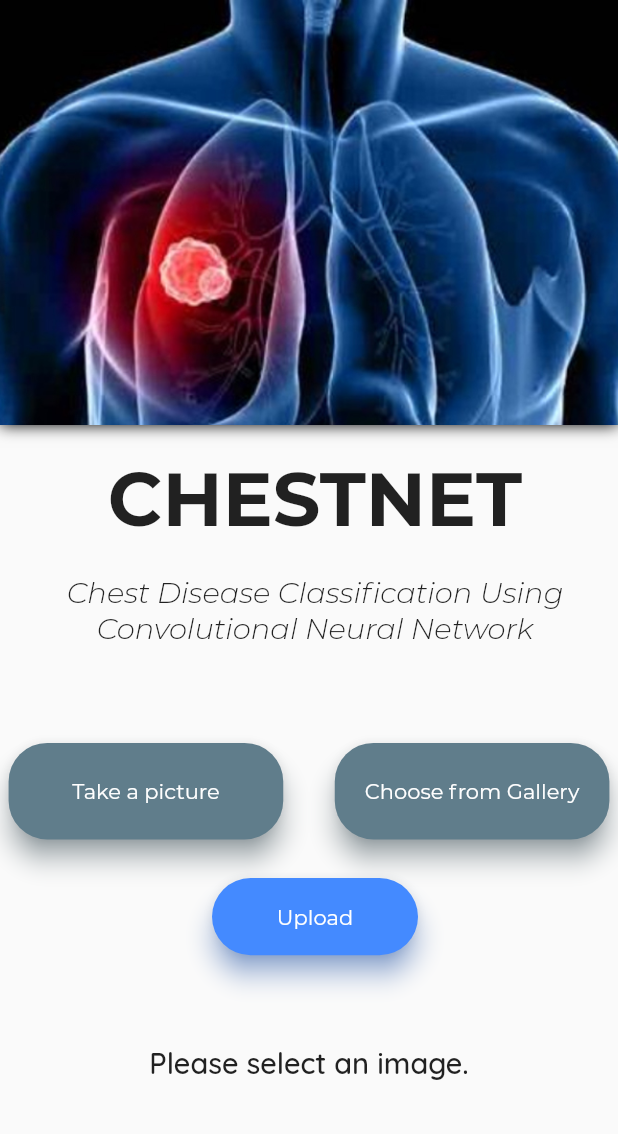
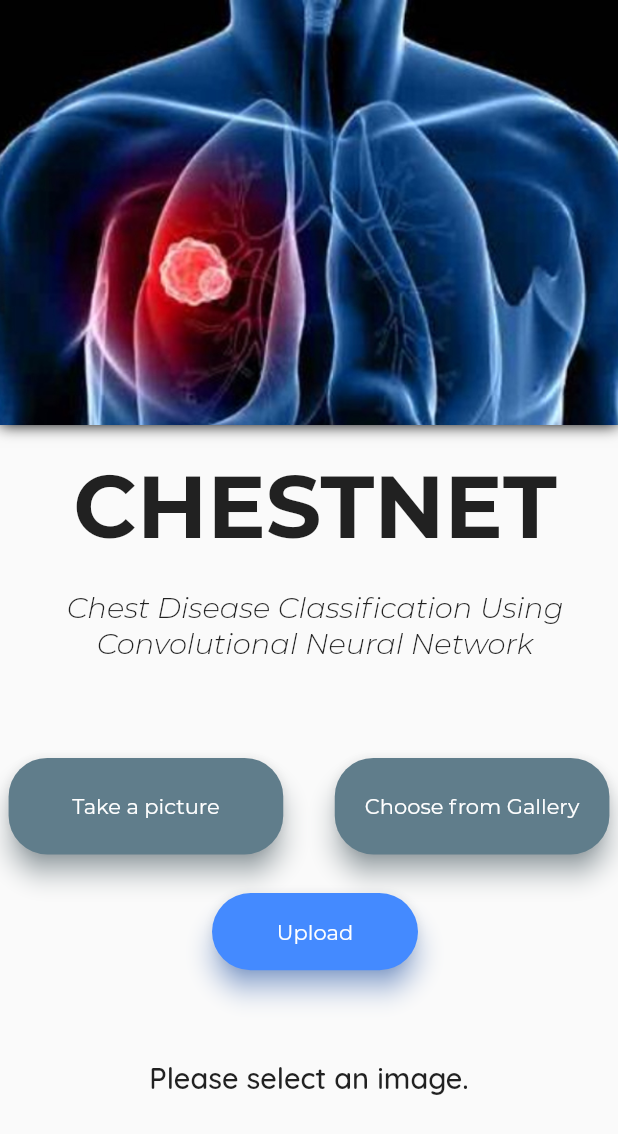
Before and after one commit to TejasviRaj/chestnet-flutter, a Flutter app: the screen it shows after launch, on a phone screen of 412 x 824 dp. Shown: the top 1134 px of the screen. Run offline on Flutter 3.47's test engine with Material 2 defaults, Android fonts, the phone set to English and light mode, and no system bars; our stand-ins replace image_picker; project files that could hold a hidden picture were left out.

Commit message:
UI made better

```diff
--- a/lib/components.dart
+++ b/lib/components.dart
@@ -84,7 +84,7 @@ class mytitletext extends StatelessWidget {
     Text(
       this.title,
       style: TextStyle(
-        fontSize: adjusted_height*adjusted_height*30.0,
+        fontSize: adjusted_height*adjusted_height*35.0,
         fontWeight: FontWeight.bold,
         fontFamily: 'MontSerrat',
       ),
```
